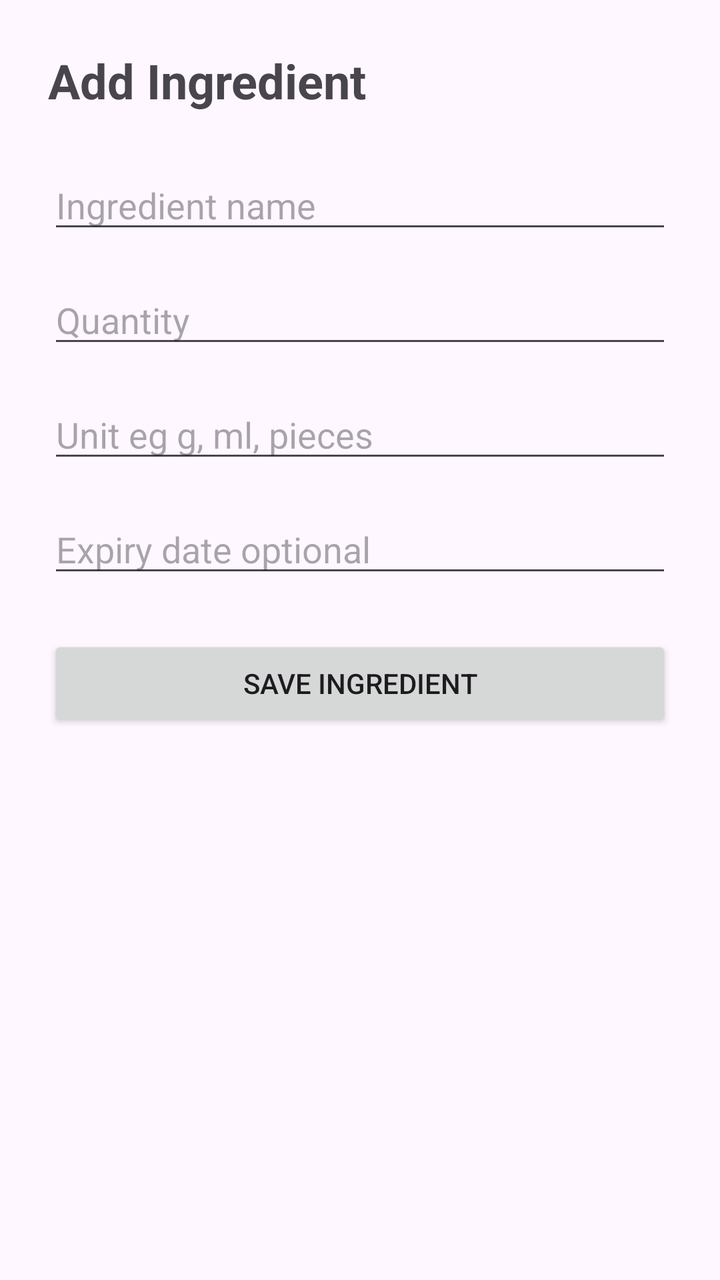
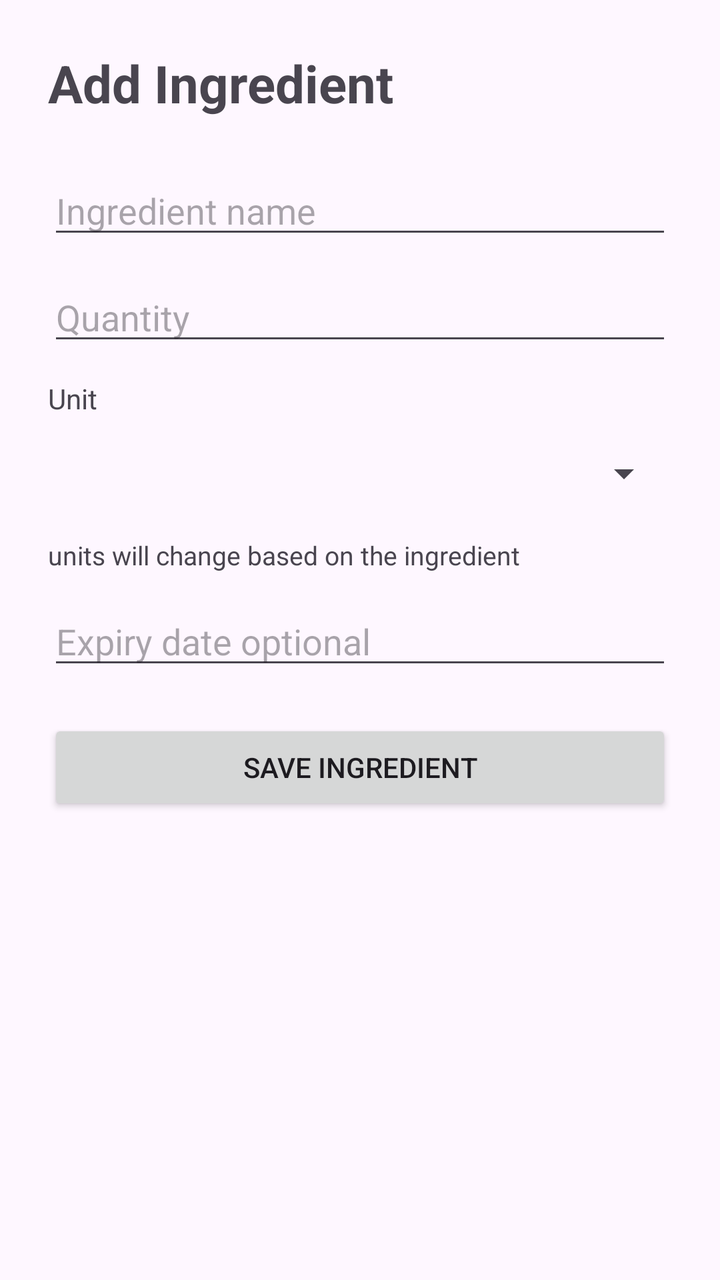

The first picture is an Android layout as it rendered before a commit; the second is the same layout after the commit. The layout source and the unified diff follow.
<!-- AndroidManifest.xml: application theme Theme.SmartPantryManager -->
<!-- res/layout/activity_add_edit_ingredient.xml -->
<?xml version="1.0" encoding="utf-8"?>
<ScrollView xmlns:android="http://schemas.android.com/apk/res/android"
    android:layout_width="match_parent"
    android:layout_height="match_parent">

    <LinearLayout
        android:layout_width="match_parent"
        android:layout_height="wrap_content"
        android:orientation="vertical"
        android:padding="24dp">

        <TextView
            android:id="@+id/txtTitle"
            android:layout_width="wrap_content"
            android:layout_height="wrap_content"
            android:text="Add Ingredient"
            android:textSize="24sp"
            android:textStyle="bold"
            android:layout_marginBottom="24dp" />

        <EditText
            android:id="@+id/editName"
            android:layout_width="match_parent"
            android:layout_height="wrap_content"
            android:hint="Ingredient name"
            android:inputType="textCapWords"
            android:layout_marginBottom="16dp" />

        <EditText
            android:id="@+id/editQuantity"
            android:layout_width="match_parent"
            android:layout_height="wrap_content"
            android:hint="Quantity"
            android:inputType="numberDecimal"
            android:layout_marginBottom="16dp" />

        <EditText
            android:id="@+id/editUnit"
            android:layout_width="match_parent"
            android:layout_height="wrap_content"
            android:hint="Unit eg g, ml, pieces"
            android:inputType="text"
            android:layout_marginBottom="16dp" />

        <EditText
            android:id="@+id/editExpiry"
            android:layout_width="match_parent"
            android:layout_height="wrap_content"
            android:hint="Expiry date optional"
            android:focusable="false"
            android:clickable="true"
            android:layout_marginBottom="24dp" />

        <Button
            android:id="@+id/btnSave"
            android:layout_width="match_parent"
            android:layout_height="wrap_content"
            android:text="Save Ingredient" />

    </LinearLayout>

</ScrollView>
<!-- resources referenced by this layout -->
<resources>
  <style name="Theme.SmartPantryManager" parent="Base.Theme.SmartPantryManager" />
  <style name="Base.Theme.SmartPantryManager" parent="Theme.Material3.DayNight.NoActionBar">
          
          
      </style>
</resources>

<!-- the commit's change to res/layout/activity_add_edit_ingredient.xml (unified diff, before → after) -->
@@ -10,11 +10,10 @@
         android:padding="24dp">
 
         <TextView
-            android:id="@+id/txtTitle"
             android:layout_width="wrap_content"
             android:layout_height="wrap_content"
             android:text="Add Ingredient"
-            android:textSize="24sp"
+            android:textSize="26sp"
             android:textStyle="bold"
             android:layout_marginBottom="24dp" />
 
@@ -23,8 +22,8 @@
             android:layout_width="match_parent"
             android:layout_height="wrap_content"
             android:hint="Ingredient name"
-            android:inputType="textCapWords"
-            android:layout_marginBottom="16dp" />
+            android:inputType="text"
+            android:layout_marginBottom="12dp" />
 
         <EditText
             android:id="@+id/editQuantity"
@@ -32,15 +31,29 @@
             android:layout_height="wrap_content"
             android:hint="Quantity"
             android:inputType="numberDecimal"
-            android:layout_marginBottom="16dp" />
+            android:layout_marginBottom="12dp" />
 
-        <EditText
+        <TextView
+            android:layout_width="wrap_content"
+            android:layout_height="wrap_content"
+            android:text="Unit"
+            android:textSize="14sp"
+            android:layout_marginBottom="4dp" />
+
+        <Spinner
             android:id="@+id/editUnit"
             android:layout_width="match_parent"
             android:layout_height="wrap_content"
-            android:hint="Unit eg g, ml, pieces"
-            android:inputType="text"
-            android:layout_marginBottom="16dp" />
+            android:minHeight="48dp"
+            android:layout_marginBottom="8dp" />
+
+        <TextView
+            android:id="@+id/txtUnitHelp"
+            android:layout_width="match_parent"
+            android:layout_height="wrap_content"
+            android:text="units will change based on the ingredient"
+            android:textSize="13sp"
+            android:layout_marginBottom="12dp" />
 
         <EditText
             android:id="@+id/editExpiry"
@@ -49,10 +62,10 @@
             android:hint="Expiry date optional"
             android:focusable="false"
             android:clickable="true"
-            android:layout_marginBottom="24dp" />
+            android:layout_marginBottom="20dp" />
 
         <Button
-            android:id="@+id/btnSave"
+            android:id="@+id/btnSaveIngredient"
             android:layout_width="match_parent"
             android:layout_height="wrap_content"
             android:text="Save Ingredient" />
